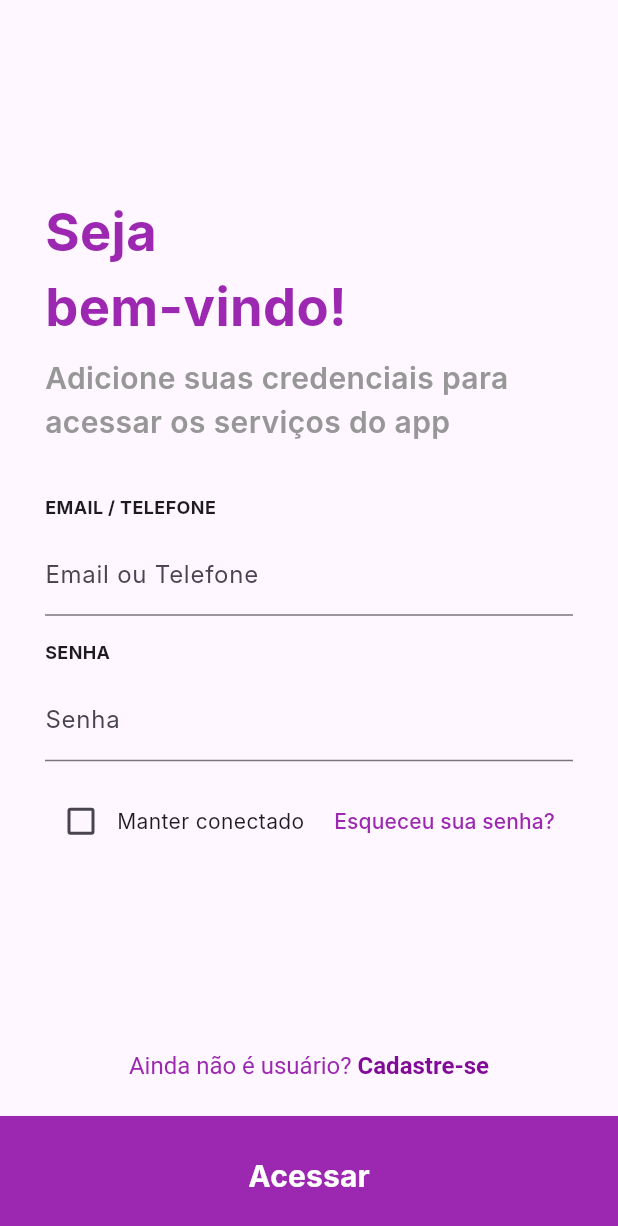
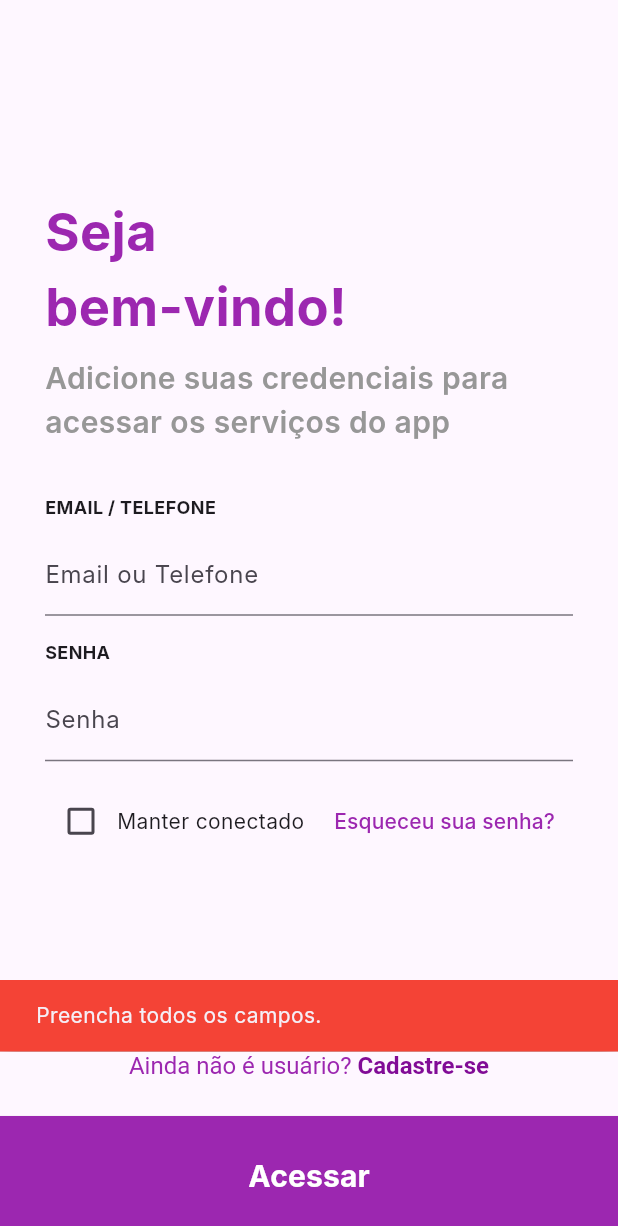
Before and after one commit to OrkTek-IFSul/Quebra-Galho, a Flutter app: the LoginPage screen opened directly, after a tap on "Acessar", on a phone screen of 412 x 824 dp. Shown: the top 1226 px of the screen. Run offline on Flutter 3.47's test engine with Material 3 defaults, Android fonts, the phone set to English and light mode, and no system bars; our stand-ins replace file_picker; accounts and stored records are empty; network calls fail; Roboto replaces fonts that are missing (Inter).

Commit message:
Tela de Login

```diff
--- a/Mobile/quebragalho/lib/views/screens/loginPage.dart
+++ b/Mobile/quebragalho/lib/views/screens/loginPage.dart
@@ -1,6 +1,10 @@
+import 'dart:convert';
+
+import 'package:flutter/gestures.dart';
 import 'package:flutter/material.dart';
-import 'package:flutter/gestures.dart';
+import 'package:flutter_quebragalho/views/screens/HomePage.dart';
 import 'package:flutter_quebragalho/views/screens/signUpPage.dart';
+import 'package:http/http.dart' as http;
 
 /// LoginPage é um StatefulWidget que representa a tela de login do app.
 class LoginPage extends StatefulWidget {
@@ -13,31 +17,71 @@ class LoginPage extends StatefulWidget {
 
 /// Estado associado à LoginPage, onde a UI e a lógica são definidas.
 class _LoginPageState extends State<LoginPage> {
-  // Variável para controlar o estado do Checkbox "Manter conectado".
   bool isChecked = false;
+  final TextEditingController emailController = TextEditingController();
+  final TextEditingController senhaController = TextEditingController();
+  Future<void> _realizarLogin() async {
+    final String email = emailController.text.trim();
+    final String senha = senhaController.text;
+
+    if (email.isEmpty || senha.isEmpty) {
+      ScaffoldMessenger.of(context).showSnackBar(
+        const SnackBar(content: Text("Preencha todos os campos."), backgroundColor: Colors.red),
+      );
+      return;
+    }
+
+    final url = Uri.parse('http://192.168.1.7:8080/auth/login'); // MUDAR LOCALHOST "192.168.1.7"
+
+    try {
+      final resposta = await http.post(
+        url,
+        headers: {'Content-Type': 'application/json'},
+        body: jsonEncode({'email': email, 'senha': senha}),
+      );
+
+      if (resposta.statusCode == 200) {
+        final token = jsonDecode(resposta.body)['token'];
+        print('TOKEN RECEBIDO: $token');
+
+        ScaffoldMessenger.of(context).showSnackBar(
+          const SnackBar(content: Text("Login realizado com sucesso."), backgroundColor: Colors.green),
+        );
+
+        // TODO: Salvar o token em local seguro (como shared_preferences)
+
+        Navigator.pushReplacement(
+          context,
+          MaterialPageRoute(builder: (context) => const HomePage()),
+        );
+      } else {
+        ScaffoldMessenger.of(context).showSnackBar(
+          SnackBar(content: Text("Falha no login: ${resposta.statusCode}"), backgroundColor: Colors.red),
+        );
+      }
+    } catch (e) {
+      ScaffoldMessenger.of(context).showSnackBar(
+        SnackBar(content: Text("Erro: $e"), backgroundColor: Colors.red),
+      );
+    }
+  }
 
   @override
   Widget build(BuildContext context) {
     return Scaffold(
       // O corpo principal da tela com padding horizontal.
       body: Padding(
-        padding: const EdgeInsets.symmetric(
-          horizontal: 30.0,
-        ), // Espaçamento nas laterais.
+        padding: const EdgeInsets.symmetric(horizontal: 30.0), // Espaçamento nas laterais.
         child: Column(
-          mainAxisAlignment:
-              MainAxisAlignment
-                  .center, // Centraliza verticalmente os elementos.
-          crossAxisAlignment:
-              CrossAxisAlignment
-                  .stretch, // Faz com que os elementos se estiquem horizontalmente.
+          mainAxisAlignment: MainAxisAlignment.center, // Centraliza verticalmente os elementos.
+          crossAxisAlignment: CrossAxisAlignment.stretch, // Faz com que os elementos se estiquem horizontalmente.
           children: [
             // LOGO: Espaço reservado para um widget de logo (não implementado aqui).
 
             // Texto de boas-vindas com quebra de linha.
             Text(
               "Seja\nbem-vindo!",
-              textAlign: TextAlign.left, // Alinhamento à esquerda.
+              textAlign: TextAlign.left,
               style: TextStyle(
                 fontSize: 35, // Tamanho grande para destaque.
                 fontWeight: FontWeight.bold, // Texto em negrito.
@@ -45,22 +89,19 @@ class _LoginPageState extends State<LoginPage> {
               ),
             ),
             SizedBox(height: 8), // Espaçamento vertical curto.
+
             // Parágrafo explicativo para o usuário.
             Text(
               "Adicione suas credenciais para acessar os serviços do app",
               textAlign: TextAlign.left,
               style: TextStyle(
                 fontSize: 20, // Tamanho adequado para leitura.
-                color: const Color.fromARGB(
-                  255,
-                  151,
-                  151,
-                  151,
-                ), // Cor cinza para texto secundário.
+                color: const Color.fromARGB(255, 151, 151, 151), // Cor cinza para texto secundário.
                 fontWeight: FontWeight.w600, // Leve destaque no peso do texto.
               ),
             ),
             SizedBox(height: 34), // Espaçamento antes dos inputs.
+
             // Rótulo para o campo de Email/Telefone.
             Text(
               "EMAIL / TELEFONE",
@@ -69,13 +110,14 @@ class _LoginPageState extends State<LoginPage> {
             SizedBox(height: 8), // Espaçamento entre o rótulo e o campo.
             // Campo de texto para entrada de Email ou Telefone.
             TextField(
+              controller: emailController,
               decoration: InputDecoration(
-                border:
-                    UnderlineInputBorder(), // Exibe somente uma borda inferior.
+                border: UnderlineInputBorder(), // Exibe somente uma borda inferior.
                 labelText: 'Email ou Telefone', // Rótulo que fica flutuante.
               ),
             ),
             SizedBox(height: 16), // Espaçamento entre os campos.
+
             // Rótulo para o campo de Senha.
             Text(
               "SENHA",
@@ -84,19 +126,18 @@ class _LoginPageState extends State<LoginPage> {
             SizedBox(height: 8), // Espaçamento entre o rótulo e o campo.
             // Campo de texto para a senha, com obscureText ativado para esconder o conteúdo.
             TextField(
+              controller: senhaController,
               obscureText: true, // Esconde o texto digitado.
               decoration: InputDecoration(
-                border:
-                    UnderlineInputBorder(), // Exibe somente a borda inferior.
+                border: UnderlineInputBorder(), // Exibe somente a borda inferior.
                 labelText: 'Senha', // Rótulo para o campo.
               ),
             ),
             SizedBox(height: 16), // Espaçamento entre os campos.
+
             // Linha que agrupa o checkbox "Manter conectado" e o botão "Esqueceu sua senha?".
             Row(
-              mainAxisAlignment:
-                  MainAxisAlignment
-                      .spaceBetween, // Distribui os elementos nas extremidades.
+              mainAxisAlignment: MainAxisAlignment.spaceBetween, // Distribui os elementos nas extremidades.
               children: [
                 Row(
                   children: [
@@ -121,9 +162,7 @@ class _LoginPageState extends State<LoginPage> {
                   },
                   child: Text(
                     "Esqueceu sua senha?",
-                    style: TextStyle(
-                      color: Colors.purple,
-                    ), // Destaca com cor púrpura.
+                    style: TextStyle(color: Colors.purple), // Destaca com cor púrpura.
                   ),
                 ),
               ],
@@ -134,20 +173,16 @@ class _LoginPageState extends State<LoginPage> {
 
       // Área inferior da tela contendo RichText e o botão "Acessar".
       bottomNavigationBar: Column(
-        mainAxisSize:
-            MainAxisSize
-                .min, // Ajusta a coluna para o tamanho mínimo necessário.
+        mainAxisSize: MainAxisSize.min,
         children: [
-          // Espaço com o texto informativo e link para cadastro.
           Padding(
             padding: const EdgeInsets.only(bottom: 24.0),
             child: Center(
               child: RichText(
                 text: TextSpan(
-                  text: "Ainda não é usuário? ", // Texto padrão.
+                  text: "Ainda não é usuário? ",
                   style: TextStyle(color: Colors.purple, fontSize: 16),
                   children: [
-                    // Texto que funciona como link para a página de cadastro.
                     TextSpan(
                       text: "Cadastre-se",
                       style: TextStyle(
@@ -155,46 +190,29 @@ class _LoginPageState extends State<LoginPage> {
                         fontWeight: FontWeight.bold,
                         fontSize: 16,
                       ),
-                      recognizer:
-                          TapGestureRecognizer()
-                            ..onTap = () {
-                              // Navega para a página de cadastro ao ser acionado.
-                              Navigator.push(
-                                context,
-                                MaterialPageRoute(
-                                  builder: (context) => SignUpPage(),
-                                ),
-                              );
-                            },
+                      recognizer: TapGestureRecognizer()
+                        ..onTap = () {
+                          Navigator.push(
+                            context,
+                            MaterialPageRoute(builder: (context) => const SignUpPage()),
+                          );
+                        },
                     ),
                   ],
                 ),
               ),
             ),
           ),
-          // Botão "Acessar" que ocupa a largura total.
           SizedBox(
-            height: 80, // Altura definida para o botão.
-            width: double.infinity, // Ocupa toda a largura.
+            height: 80,
+            width: double.infinity,
             child: ElevatedButton(
-              onPressed: () {
-                // Ação de login a ser implementada.
-              },
+              onPressed: _realizarLogin,
               style: ElevatedButton.styleFrom(
-                backgroundColor: Colors.purple, // Cor de fundo do botão.
-                shape: RoundedRectangleBorder(
-                  borderRadius: BorderRadius.zero, // Sem cantos arredondados.
-                ),
+                backgroundColor: Colors.purple,
+                shape: RoundedRectangleBorder(borderRadius: BorderRadius.zero),
               ),
-              child: Text(
-                "Acessar",
-                style: TextStyle(
-                  fontSize: 20, // Tamanho de fonte adequado.
-                  color: Colors.white, // Texto na cor branca para contraste.
-                  fontWeight:
-                      FontWeight.bold, // Texto em negrito para destaque.
-                ),
-              ),
+              child: const Text("Acessar", style: TextStyle(fontSize: 20, color: Colors.white, fontWeight: FontWeight.bold)),
             ),
           ),
         ],
```
